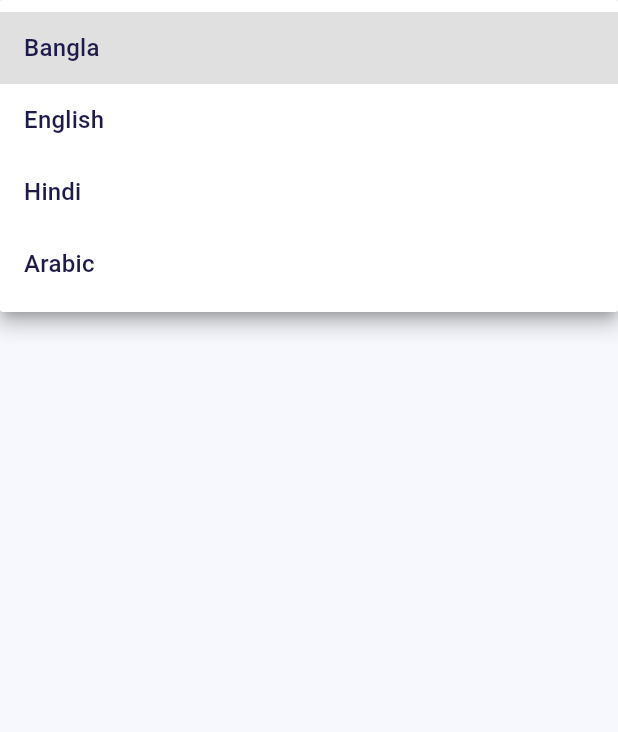
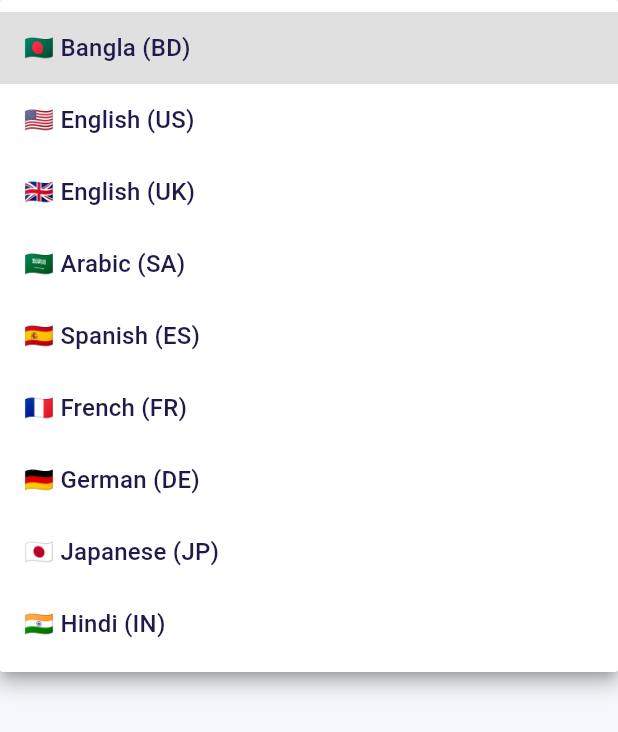
Before and after one commit to arshuvocse/calling_translate, a Flutter app: the _LanguagePicker widget shown alone on an empty page, opened directly with empty values, after a tap on the "arrow drop down" icon, on a phone screen of 412 x 824 dp. Shown: the top 732 px of the screen. Run offline on Flutter 3.47's test engine with Material 3 defaults, Android fonts, the phone set to English and light mode, and no system bars; our stand-ins replace audioplayers, permission_handler, shared_preferences; missing offline and left inert: flutter_webrtc, record, signalr_netcore; accounts and stored records are empty.

Commit message:
feat: Upgrade CallScreen language selector to support 9 full regional dialects with flag badges

```diff
--- a/flutter_apps/voice_translator_app/lib/src/screens/call_screen.dart
+++ b/flutter_apps/voice_translator_app/lib/src/screens/call_screen.dart
@@ -61,8 +61,8 @@
   MediaStream? remoteStream;
   StreamSubscription<Uint8List>? audioSubscription;
 
-  var sourceLanguage = 'bn';
-  var targetLanguage = 'en';
+  var sourceLanguage = 'bn-BD';
+  var targetLanguage = 'en-US';
   var status = 'ready';
   var translatedText = '';
   String? callSessionId;
@@ -729,10 +729,15 @@
         border: const OutlineInputBorder(),
       ),
       items: const [
-        DropdownMenuItem(value: 'bn', child: Text('Bangla')),
-        DropdownMenuItem(value: 'en', child: Text('English')),
-        DropdownMenuItem(value: 'hi', child: Text('Hindi')),
-        DropdownMenuItem(value: 'ar', child: Text('Arabic')),
+        DropdownMenuItem(value: 'bn-BD', child: Text('🇧🇩 Bangla (BD)')),
+        DropdownMenuItem(value: 'en-US', child: Text('🇺🇸 English (US)')),
+        DropdownMenuItem(value: 'en-GB', child: Text('🇬🇧 English (UK)')),
+        DropdownMenuItem(value: 'ar-SA', child: Text('🇸🇦 Arabic (SA)')),
+        DropdownMenuItem(value: 'es-ES', child: Text('🇪🇸 Spanish (ES)')),
+        DropdownMenuItem(value: 'fr-FR', child: Text('🇫🇷 French (FR)')),
+        DropdownMenuItem(value: 'de-DE', child: Text('🇩🇪 German (DE)')),
+        DropdownMenuItem(value: 'ja-JP', child: Text('🇯🇵 Japanese (JP)')),
+        DropdownMenuItem(value: 'hi-IN', child: Text('🇮🇳 Hindi (IN)')),
       ],
       onChanged: (value) {
         if (value != null) onChanged?.call(value);
```
